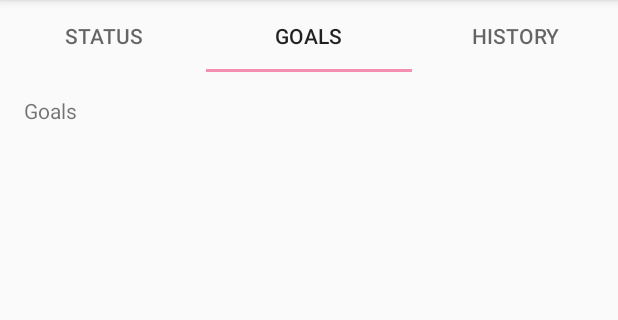
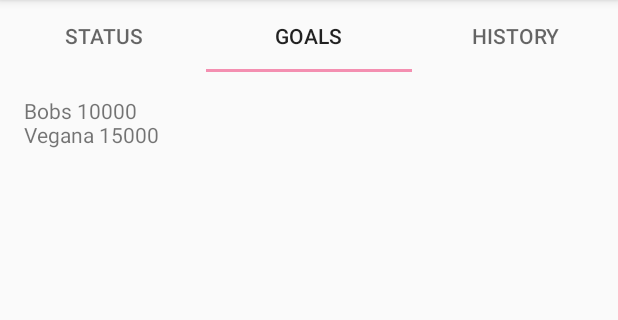
Before and after one commit to tiggerdine-uni/keep-fit, an Android app: the screen it shows after launch (MainActivity), tab 2 chosen, on a phone screen of 412 x 824 dp, the part 84-404 px from its top. Run offline under Robolectric (Android 15) with nearby library versions, the phone set to English and light mode, and no system bars; our stand-ins replace Room's generated code; libraries missing offline, so code that uses them is left out: com.pnikosis.materialishprogress; 3 statements that could not run were skipped.

Commit message:
IT TWERKS
refactor to use AndroidX, add DateConverter, add fake Goals, etc.

```diff
--- a/app/src/main/java/com/example/keepfit/GoalsFragment.java
+++ b/app/src/main/java/com/example/keepfit/GoalsFragment.java
@@ -1,15 +1,37 @@
 package com.example.keepfit;
 
 import android.os.Bundle;
-import android.support.v4.app.Fragment;
 import android.view.LayoutInflater;
 import android.view.View;
 import android.view.ViewGroup;
+import android.widget.TextView;
+
+import com.example.keepfit.db.AppDatabase;
+import com.example.keepfit.db.entity.Goal;
+
+import java.util.List;
+
+import androidx.fragment.app.Fragment;
 
 public class GoalsFragment extends Fragment {
 
     @Override
     public View onCreateView(LayoutInflater inflater, ViewGroup container, Bundle savedInstanceState) {
-        return inflater.inflate(R.layout.fragment_goals, container, false);
+        View view = inflater.inflate(R.layout.fragment_goals, container, false);
+        AppDatabase db = AppDatabase.getAppDatabase(getContext());
+        populate(db);
+        List<Goal> goals = db.goalDao().loadAllGoals();
+        String s = "";
+        for (Goal goal : goals) {
+            s += goal.name + " " + goal.steps + "\n";
+        }
+        TextView textView = view.findViewById(R.id.text_view);
+        textView.setText(s);
+        return view;
+    }
+
+    private void populate(AppDatabase db) {
+        db.goalDao().insert(new Goal("Bobs", 10000));
+        db.goalDao().insert(new Goal("Vegana", 15000));
     }
 }
--- a/app/src/main/java/com/example/keepfit/HistoryFragment.java
+++ b/app/src/main/java/com/example/keepfit/HistoryFragment.java
@@ -1,10 +1,11 @@
 package com.example.keepfit;
 
 import android.os.Bundle;
-import android.support.v4.app.Fragment;
 import android.view.LayoutInflater;
 import android.view.View;
 import android.view.ViewGroup;
+
+import androidx.fragment.app.Fragment;
 
 public class HistoryFragment extends Fragment {
 
--- a/app/src/main/java/com/example/keepfit/db/AppDatabase.java
+++ b/app/src/main/java/com/example/keepfit/db/AppDatabase.java
@@ -2,6 +2,7 @@ package com.example.keepfit.db;
 
 import android.content.Context;
 
+import com.example.keepfit.db.converter.DateConverter;
 import com.example.keepfit.db.dao.DayDao;
 import com.example.keepfit.db.dao.GoalDao;
 import com.example.keepfit.db.entity.Day;
@@ -10,8 +11,10 @@ import com.example.keepfit.db.entity.Goal;
 import androidx.room.Database;
 import androidx.room.Room;
 import androidx.room.RoomDatabase;
+import androidx.room.TypeConverters;
 
-@Database(entities = {Day.class, Goal.class}, version = 1)
+@Database(entities = {Day.class, Goal.class}, version = 1, exportSchema = false)
+@TypeConverters(DateConverter.class)
 public abstract class AppDatabase extends RoomDatabase {
 
     private static AppDatabase INSTANCE;
--- a/app/src/main/java/com/example/keepfit/db/dao/DayDao.java
+++ b/app/src/main/java/com/example/keepfit/db/dao/DayDao.java
@@ -1,4 +1,7 @@
 package com.example.keepfit.db.dao;
 
-public class DayDao {
+import androidx.room.Dao;
+
+@Dao
+public interface DayDao {
 }
--- a/app/src/main/java/com/example/keepfit/db/entity/Day.java
+++ b/app/src/main/java/com/example/keepfit/db/entity/Day.java
@@ -3,12 +3,9 @@ package com.example.keepfit.db.entity;
 import java.util.Date;
 
 import androidx.room.Entity;
-import androidx.room.ForeignKey;
 import androidx.room.PrimaryKey;
 
-@Entity(foreignKeys = @ForeignKey(entity        = Goal.class,
-                                  parentColumns = "dayId",
-                                  childColumns  = "goalId"))
+@Entity
 public class Day {
     @PrimaryKey(autoGenerate = true)
     public int dayId;
--- a/app/src/main/java/com/example/keepfit/db/entity/Goal.java
+++ b/app/src/main/java/com/example/keepfit/db/entity/Goal.java
@@ -14,4 +14,10 @@ public class Goal {
     public int steps;
 
     public int visible;
+
+    public Goal(String name, int steps) {
+        this.name = name;
+        this.steps = steps;
+        visible = 1;
+    }
 }
--- a/app/src/main/res/layout/activity_main.xml
+++ b/app/src/main/res/layout/activity_main.xml
@@ -6,12 +6,12 @@
     android:orientation="vertical"
     tools:context="com.example.keepfit.MainActivity">
 
-    <android.support.design.widget.TabLayout
+    <com.google.android.material.tabs.TabLayout
         android:id="@+id/tabs"
         android:layout_width="match_parent"
         android:layout_height="wrap_content" />
 
-    <android.support.v4.view.ViewPager
+    <androidx.viewpager.widget.ViewPager
         android:id="@+id/viewpager"
         android:layout_width="match_parent"
         android:layout_height="match_parent" />
--- a/app/src/main/res/layout/fragment_goals.xml
+++ b/app/src/main/res/layout/fragment_goals.xml
@@ -6,8 +6,8 @@
     android:padding="16dp">
 
     <TextView
+        android:id="@+id/text_view"
         android:layout_width="wrap_content"
-        android:layout_height="wrap_content"
-        android:text="Goals" />
+        android:layout_height="wrap_content" />
 
 </LinearLayout>
--- a/app/src/main/res/layout/fragment_status.xml
+++ b/app/src/main/res/layout/fragment_status.xml
@@ -24,7 +24,7 @@
         android:layout_centerVertical="true"
         android:textSize = "56sp" />
 
-    <android.support.design.widget.FloatingActionButton
+    <com.google.android.material.floatingactionbutton.FloatingActionButton
         android:id="@+id/fab"
         android:layout_width="wrap_content"
         android:layout_height="wrap_content"
```
Also changed, not shown: app/src/main/java/com/example/keepfit/MainActivity.java (+5 -3 lines), app/src/main/java/com/example/keepfit/SimpleFragmentPagerAdapter.java (+4 -3 lines), app/src/main/java/com/example/keepfit/StatusFragment.java (+6 -5 lines), app/src/main/java/com/example/keepfit/db/converter/DateConverter.java (added, +17 -0 lines).
